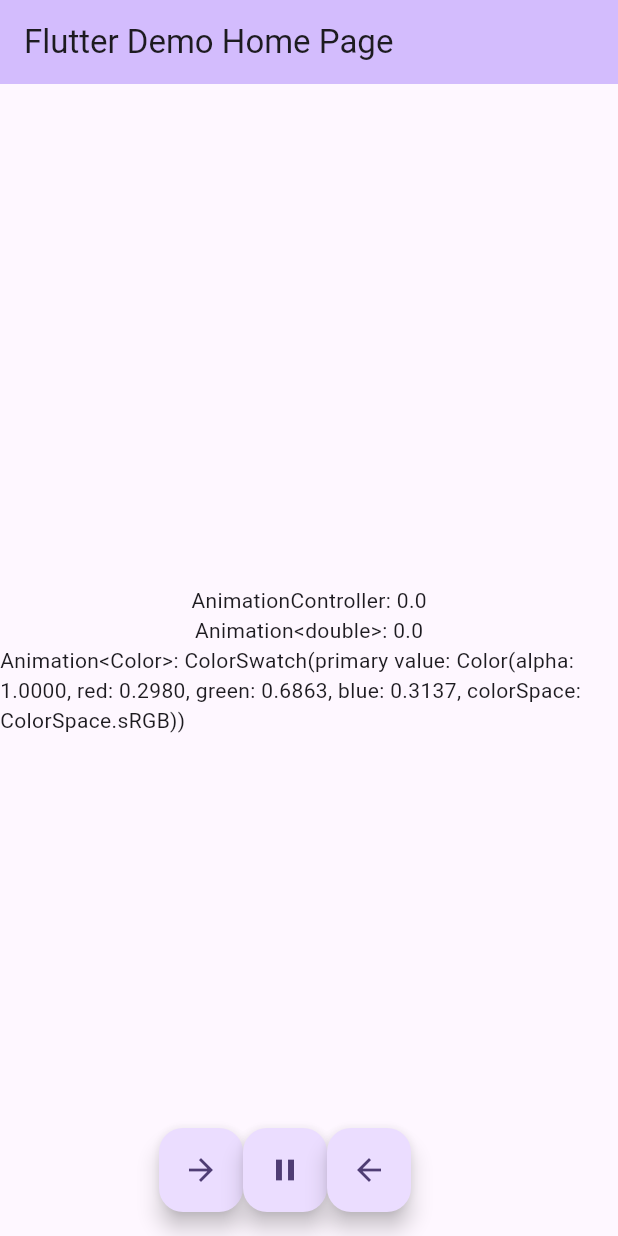
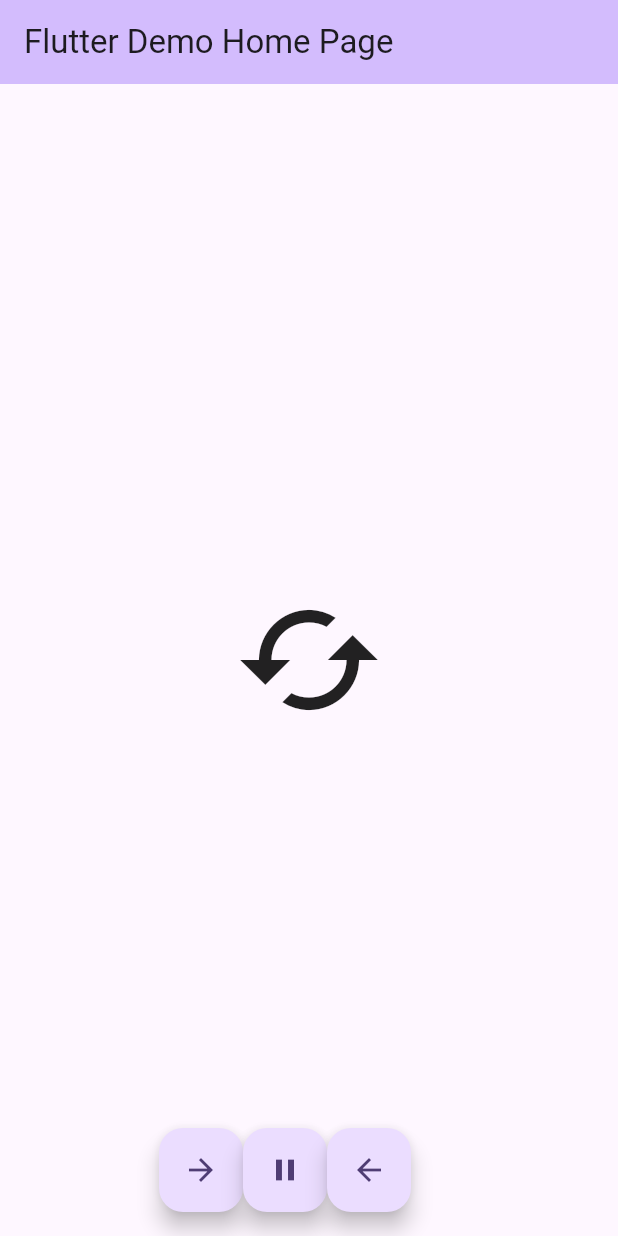
Before and after one commit to yuma-ito-bd/flutter-helloworld, a Flutter app: the screen it shows after launch, on a phone screen of 412 x 824 dp. Run offline on Flutter 3.47's test engine with Material 3 defaults, Android fonts, the phone set to English and light mode, and no system bars.

Commit message:
AnimationBuilderを使ったアニメーションの実装

```diff
--- a/counter_app/lib/main.dart
+++ b/counter_app/lib/main.dart
@@ -1,3 +1,4 @@
+import 'dart:math';
 import 'package:flutter/material.dart';
 
 void main() {
@@ -56,11 +57,7 @@ class MyHomePage extends StatefulWidget {
 
 class _MyHomePageState extends State<MyHomePage> with TickerProviderStateMixin {
   late AnimationController _animationController;
-  late Animation<double> _animationDouble;
-  final Tween<double> _tweenDouble = Tween(begin: 0.0, end: 200.0);
-  late Animation<Color?> _animationColor;
-  final ColorTween _tweenColor =
-      ColorTween(begin: Colors.green, end: Colors.blue);
+  late Animation _animation;
 
   // 再生
   _forward() async {
@@ -88,15 +85,8 @@ class _MyHomePageState extends State<MyHomePage> with TickerProviderStateMixin {
   void initState() {
     super.initState();
     _animationController =
-        AnimationController(vsync: this, duration: const Duration(seconds: 3));
-    _animationDouble = _tweenDouble.animate(_animationController);
-    _animationDouble.addListener(() {
-      setState(() {});
-    });
-    _animationColor = _tweenColor.animate(_animationController);
-    _animationColor.addListener(() {
-      setState(() {});
-    });
+        AnimationController(vsync: this, duration: const Duration(seconds: 1));
+    _animation = _animationController.drive(Tween(begin: 0.0, end: -2.0 * pi));
   }
 
   // 破棄
@@ -127,25 +117,14 @@ class _MyHomePageState extends State<MyHomePage> with TickerProviderStateMixin {
         title: Text(widget.title),
       ),
       body: Center(
-        child: Column(
-          mainAxisAlignment: MainAxisAlignment.center,
-          children: <Widget>[
-            Text("AnimationController: ${_animationController.value}"),
-            Text("Animation<double>: ${_animationDouble.value}"),
-            Text("Animation<Color>: ${_animationColor.value}"),
-            SizeTransition(
-                sizeFactor: _animationController,
-                child: Center(
-                    child: SizedBox(
-                  width: _animationDouble.value,
-                  height: _animationDouble.value,
-                  child: Container(
-                    color: _animationColor.value,
-                  ),
-                )))
-          ],
-        ),
-      ),
+          child: AnimatedBuilder(
+             animation: _animation,
+        builder: (context, _) {
+          return Transform.rotate(
+              angle: _animation.value,
+              child: const Icon(Icons.cached, size: 100));
+        },
+      )),
       // 再生、停止、逆再生ボタン
       floatingActionButton: Row(
         mainAxisAlignment: MainAxisAlignment.center,
```
